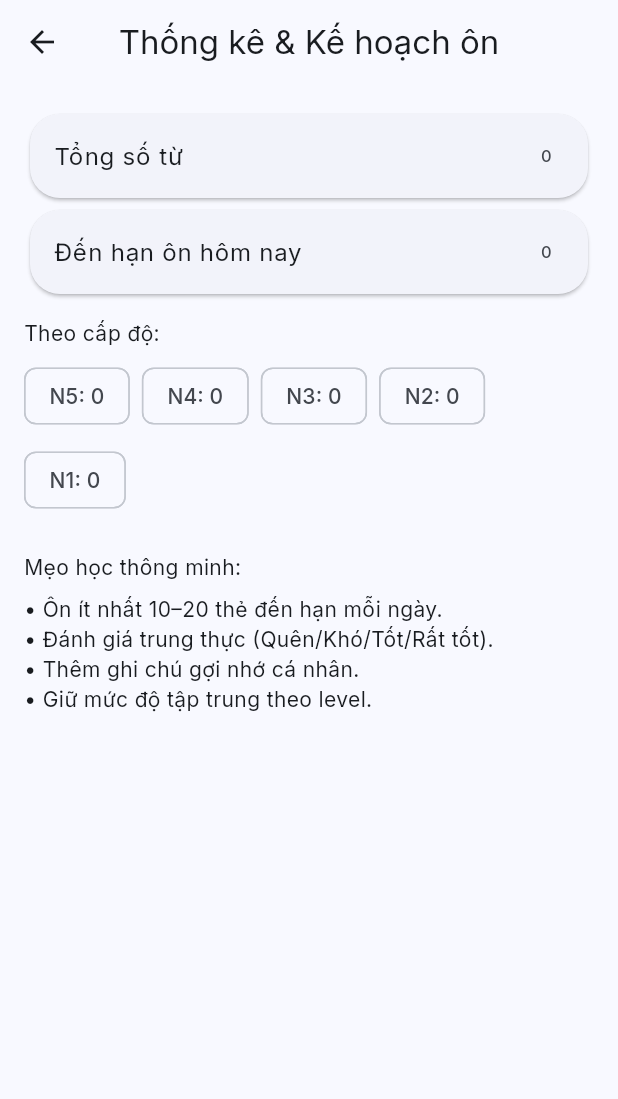
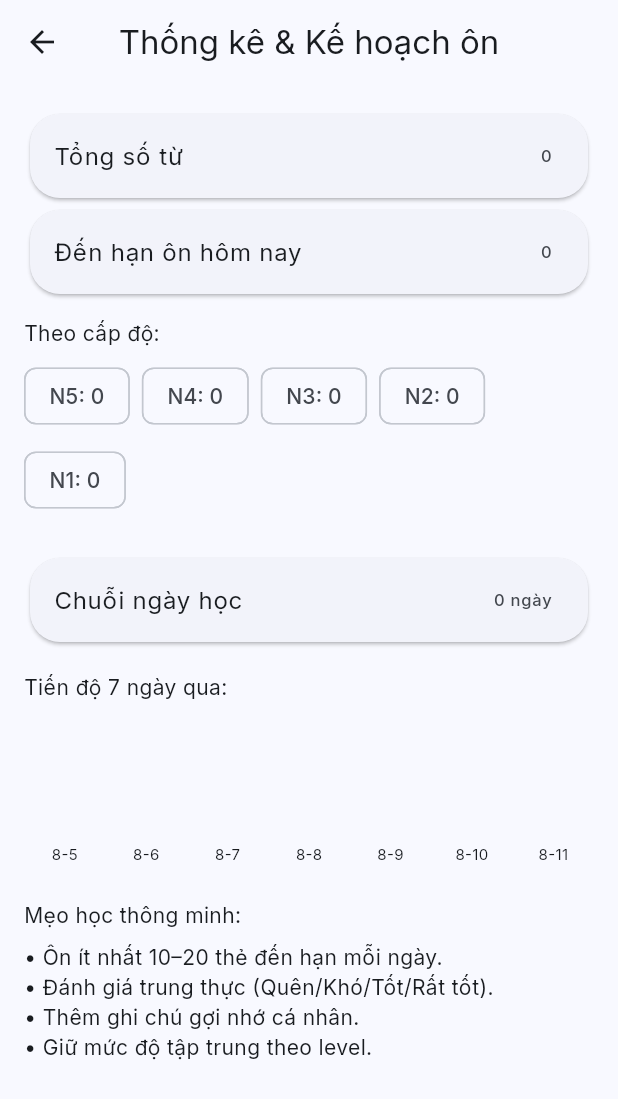
Before and after one commit to tygonorg/nihongo-flashcard, a Flutter app: the screen it shows after launch, after a tap on "Xem thống kê chi tiết", on a phone screen of 412 x 824 dp. Shown: the top 1099 px of the screen. Run offline on Flutter 3.47's test engine with Material 3 defaults, Android fonts, the phone set to English and light mode, and no system bars; our stand-ins replace flutter_markdown, get, get_it, go_router, google_fonts, sqflite; accounts and stored records are empty.

Commit message:
feat: add quiz types and stats

```diff
--- a/lib/router.dart
+++ b/lib/router.dart
@@ -6,6 +6,9 @@ import 'ui/screens/main_screen.dart';
 import 'ui/screens/add_edit_vocab_screen.dart';
 import 'ui/screens/flashcards_screen.dart';
 import 'ui/screens/quiz_screen.dart';
+import 'ui/screens/true_false_quiz_screen.dart';
+import 'ui/screens/fill_in_blank_quiz_screen.dart';
+import 'ui/screens/matching_quiz_screen.dart';
 import 'ui/screens/kanji_flashcards_screen.dart';
 import 'ui/screens/kanji_quiz_screen.dart';
 import 'ui/screens/add_edit_kanji_screen.dart';
@@ -25,6 +28,9 @@ final router = GoRouter(routes: [
   ),
   GoRoute(path: '/flash', builder: (_, __) => const FlashcardsScreen()),
   GoRoute(path: '/quiz', builder: (_, __) => const QuizScreen()),
+  GoRoute(path: '/quiz-tf', builder: (_, __) => const TrueFalseQuizScreen()),
+  GoRoute(path: '/quiz-fill', builder: (_, __) => const FillInBlankQuizScreen()),
+  GoRoute(path: '/quiz-match', builder: (_, __) => const MatchingQuizScreen()),
   GoRoute(
     path: '/kanji-add',
     builder: (context, state) {
--- a/lib/services/database_service.dart
+++ b/lib/services/database_service.dart
@@ -1,4 +1,6 @@
 import 'dart:async';
+import 'dart:convert';
+import 'dart:io';
 import 'package:sqflite/sqflite.dart';
 import 'package:path/path.dart';
 import 'package:path_provider/path_provider.dart';
@@ -672,4 +674,81 @@ class DatabaseService {
       }
     });
   }
+
+  /// Backup database to a file path
+  Future<File> backupToFile(String path) async {
+    final data = await exportData();
+    final file = File(path);
+    return file.writeAsString(jsonEncode(data));
+  }
+
+  /// Restore database from a backup file
+  Future<void> restoreFromFile(String path) async {
+    final file = File(path);
+    if (!await file.exists()) {
+      throw Exception('Backup file not found');
+    }
+    final content = await file.readAsString();
+    final Map<String, dynamic> data = jsonDecode(content);
+    await importData(data);
+  }
+
+  /// Simulate cloud sync by writing backup to a fixed file
+  Future<void> syncToCloud() async {
+    final dir = await getApplicationDocumentsDirectory();
+    final cloudPath = join(dir.path, 'cloud_backup.json');
+    await backupToFile(cloudPath);
+  }
+
+  /// Get review counts for recent days
+  Future<Map<String, int>> getDailyReviewCounts({int days = 7}) async {
+    final db = await database;
+    final now = DateTime.now();
+    final startDay = DateTime(now.year, now.month, now.day)
+        .subtract(Duration(days: days - 1));
+    final startMillis = startDay.millisecondsSinceEpoch;
+    final endMillis =
+        DateTime(now.year, now.month, now.day, 23, 59, 59, 999).millisecondsSinceEpoch;
+    final rows = await db.rawQuery(
+        'SELECT reviewedAt FROM review_logs WHERE reviewedAt BETWEEN ? AND ?',
+        [startMillis, endMillis]);
+
+    final Map<String, int> counts = {};
+    for (final row in rows) {
+      final date =
+          DateTime.fromMillisecondsSinceEpoch(row['reviewedAt'] as int);
+      final key = _dateKey(date);
+      counts[key] = (counts[key] ?? 0) + 1;
+    }
+    for (int i = 0; i < days; i++) {
+      final d = startDay.add(Duration(days: i));
+      counts.putIfAbsent(_dateKey(d), () => 0);
+    }
+    return counts;
+  }
+
+  /// Calculate current review streak (consecutive days with reviews)
+  Future<int> getReviewStreak() async {
+    final db = await database;
+    final rows = await db
+        .rawQuery('SELECT reviewedAt FROM review_logs ORDER BY reviewedAt DESC');
+    final Set<String> daysWithReviews = rows
+        .map((e) => _dateKey(
+            DateTime.fromMillisecondsSinceEpoch(e['reviewedAt'] as int)))
+        .toSet();
+    int streak = 0;
+    DateTime day = DateTime.now();
+    while (true) {
+      final key = _dateKey(day);
+      if (daysWithReviews.contains(key)) {
+        streak++;
+        day = day.subtract(const Duration(days: 1));
+      } else {
+        break;
+      }
+    }
+    return streak;
+  }
+
+  String _dateKey(DateTime d) => '${d.year}-${d.month}-${d.day}';
 }
--- a/lib/ui/screens/home_screen.dart
+++ b/lib/ui/screens/home_screen.dart
@@ -53,6 +53,26 @@ class HomeScreen extends StatelessWidget {
                 ListTile(title: Text(k.character), subtitle: Text(k.meaning)),
               const SizedBox(height: 16),
               FilledButton(
+                onPressed: () => context.push('/quiz'),
+                child: const Text('Trắc nghiệm 4 lựa chọn'),
+              ),
+              const SizedBox(height: 8),
+              FilledButton(
+                onPressed: () => context.push('/quiz-tf'),
+                child: const Text('Trắc nghiệm Đúng/Sai'),
+              ),
+              const SizedBox(height: 8),
+              FilledButton(
+                onPressed: () => context.push('/quiz-fill'),
+                child: const Text('Trắc nghiệm Điền khuyết'),
+              ),
+              const SizedBox(height: 8),
+              FilledButton(
+                onPressed: () => context.push('/quiz-match'),
+                child: const Text('Trắc nghiệm Matching'),
+              ),
+              const SizedBox(height: 16),
+              FilledButton(
                 onPressed: () => context.push('/stats'),
                 child: const Text('Xem thống kê chi tiết'),
               ),
--- a/lib/ui/screens/stats_screen.dart
+++ b/lib/ui/screens/stats_screen.dart
@@ -35,6 +35,8 @@ class StatsScreen extends StatelessWidget {
           final total = stats['total'] as int;
           final due = stats['due'] as int;
           final byLevel = stats['byLevel'] as Map<String, int>;
+          final daily = stats['daily'] as Map<String, int>;
+          final streak = stats['streak'] as int;
 
           return ListView(
             padding: const EdgeInsets.all(16),
@@ -58,6 +60,40 @@ class StatsScreen extends StatelessWidget {
                 ],
               ),
               const SizedBox(height: 24),
+              Card(
+                  child: ListTile(
+                      title: const Text('Chuỗi ngày học'),
+                      trailing: Text('$streak ngày'))),
+              const SizedBox(height: 16),
+              const Text('Tiến độ 7 ngày qua:'),
+              const SizedBox(height: 8),
+              SizedBox(
+                height: 100,
+                child: Row(
+                  crossAxisAlignment: CrossAxisAlignment.end,
+                  children: [
+                    for (final e in daily.entries)
+                      Expanded(
+                        child: Padding(
+                          padding: const EdgeInsets.symmetric(horizontal: 2),
+                          child: Column(
+                            mainAxisAlignment: MainAxisAlignment.end,
+                            children: [
+                              Container(
+                                height: (e.value * 10).toDouble(),
+                                color: Colors.blue,
+                              ),
+                              const SizedBox(height: 4),
+                              Text(e.key.substring(5),
+                                  style: const TextStyle(fontSize: 10)),
+                            ],
+                          ),
+                        ),
+                      ),
+                  ],
+                ),
+              ),
+              const SizedBox(height: 24),
               const Text('Mẹo học thông minh:'),
               const SizedBox(height: 8),
               const Text('''• Ôn ít nhất 10–20 thẻ đến hạn mỗi ngày.
@@ -74,6 +110,8 @@ class StatsScreen extends StatelessWidget {
     Future<Map<String, dynamic>> _loadStats(DatabaseService db) async {
     final allVocabs = await db.getAllVocabs();
     final dueVocabs = await db.getDueVocabs(limit: 100000);
+    final daily = await db.getDailyReviewCounts(days: 7);
+    final streak = await db.getReviewStreak();
 
     final Map<String, int> byLevel = {};
     for (final lv in ['N5', 'N4', 'N3', 'N2', 'N1']) {
@@ -85,6 +123,8 @@ class StatsScreen extends StatelessWidget {
       'total': allVocabs.length,
       'due': dueVocabs.length,
       'byLevel': byLevel,
+      'daily': daily,
+      'streak': streak,
     };
   }
 }
```
Also changed, not shown: lib/ui/screens/fill_in_blank_quiz_screen.dart (added, +97 -0 lines), lib/ui/screens/matching_quiz_screen.dart (added, +143 -0 lines), lib/ui/screens/true_false_quiz_screen.dart (added, +123 -0 lines), 3 other files.
